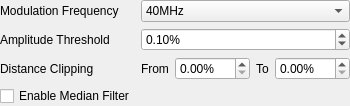
Above: Include/iqtswr/CSwissRangerParamsGuiComp.ui from ImagingTools/IAcf before the change. Below: the same form after it.
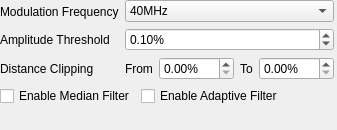
That is the form after the change.

Commit message: Some changes in swiss ranger related classes.

Patch:
```diff
--- a/Include/iqtswr/CSwissRangerParamsGuiComp.ui
+++ b/Include/iqtswr/CSwissRangerParamsGuiComp.ui
@@ -5,25 +5,53 @@
    <rect>
     <x>0</x>
     <y>0</y>
-    <width>321</width>
-    <height>105</height>
+    <width>337</width>
+    <height>130</height>
    </rect>
   </property>
+  <property name="sizePolicy" >
+   <sizepolicy vsizetype="Preferred" hsizetype="Preferred" >
+    <horstretch>0</horstretch>
+    <verstretch>0</verstretch>
+   </sizepolicy>
+  </property>
   <property name="windowTitle" >
    <string>Form</string>
   </property>
-  <layout class="QGridLayout" name="gridLayout" >
+  <layout class="QVBoxLayout" name="verticalLayout_3" >
    <property name="margin" >
     <number>0</number>
    </property>
-   <item row="1" column="0" >
+   <item>
+    <layout class="QHBoxLayout" name="horizontalLayout_3" >
+     <item>
+      <layout class="QVBoxLayout" name="verticalLayout" >
+       <item>
     <widget class="QLabel" name="label_2" >
      <property name="text" >
       <string>Modulation Frequency</string>
      </property>
     </widget>
    </item>
-   <item row="1" column="1" >
+       <item>
+        <widget class="QLabel" name="label" >
+         <property name="text" >
+          <string>Amplitude Threshold</string>
+         </property>
+        </widget>
+       </item>
+       <item>
+        <widget class="QLabel" name="label_3" >
+         <property name="text" >
+          <string>Distance Clipping</string>
+         </property>
+        </widget>
+       </item>
+      </layout>
+     </item>
+     <item>
+      <layout class="QVBoxLayout" name="verticalLayout_2" >
+       <item>
     <widget class="QComboBox" name="ModulationFrequencyModeCombo" >
      <item>
       <property name="text" >
@@ -77,14 +105,7 @@
      </item>
     </widget>
    </item>
-   <item row="2" column="0" >
-    <widget class="QLabel" name="label" >
-     <property name="text" >
-      <string>Amplitude Threshold</string>
-     </property>
-    </widget>
-   </item>
-   <item row="2" column="1" >
+       <item>
     <widget class="QDoubleSpinBox" name="AmplitudeThresholdSpin" >
      <property name="suffix" >
       <string>%</string>
@@ -103,14 +124,7 @@
      </property>
     </widget>
    </item>
-   <item row="3" column="0" >
-    <widget class="QLabel" name="label_3" >
-     <property name="text" >
-      <string>Distance Clipping</string>
-     </property>
-    </widget>
-   </item>
-   <item row="3" column="1" >
+       <item>
     <layout class="QHBoxLayout" name="horizontalLayout" >
      <item>
       <widget class="QLabel" name="label_4" >
@@ -154,7 +168,55 @@
      </item>
     </layout>
    </item>
-   <item row="5" column="0" colspan="2" >
+      </layout>
+     </item>
+     <item>
+      <spacer name="horizontalSpacer_2" >
+       <property name="orientation" >
+        <enum>Qt::Horizontal</enum>
+       </property>
+       <property name="sizeHint" stdset="0" >
+        <size>
+         <width>40</width>
+         <height>20</height>
+        </size>
+       </property>
+      </spacer>
+     </item>
+    </layout>
+   </item>
+   <item>
+    <layout class="QHBoxLayout" name="horizontalLayout_2" >
+     <item>
+      <widget class="QCheckBox" name="MedianFilterCheck" >
+       <property name="text" >
+        <string>Enable Median Filter</string>
+       </property>
+      </widget>
+     </item>
+     <item>
+      <widget class="QCheckBox" name="AdaptiveFilterCheck" >
+       <property name="text" >
+        <string>Enable Adaptive Filter</string>
+       </property>
+      </widget>
+     </item>
+     <item>
+      <spacer name="horizontalSpacer" >
+       <property name="orientation" >
+        <enum>Qt::Horizontal</enum>
+       </property>
+       <property name="sizeHint" stdset="0" >
+        <size>
+         <width>40</width>
+         <height>20</height>
+        </size>
+       </property>
+      </spacer>
+     </item>
+    </layout>
+   </item>
+   <item>
     <spacer name="verticalSpacer" >
      <property name="orientation" >
       <enum>Qt::Vertical</enum>
@@ -162,18 +224,11 @@
      <property name="sizeHint" stdset="0" >
       <size>
        <width>20</width>
-       <height>0</height>
+       <height>15</height>
       </size>
      </property>
     </spacer>
    </item>
-   <item row="4" column="0" >
-    <widget class="QCheckBox" name="MedianFilterCheck" >
-     <property name="text" >
-      <string>Enable Median Filter</string>
-     </property>
-    </widget>
-   </item>
   </layout>
  </widget>
  <resources/>
```
Lines whose indentation alone changed are shown as unchanged. The commit also changes 25 other files.
